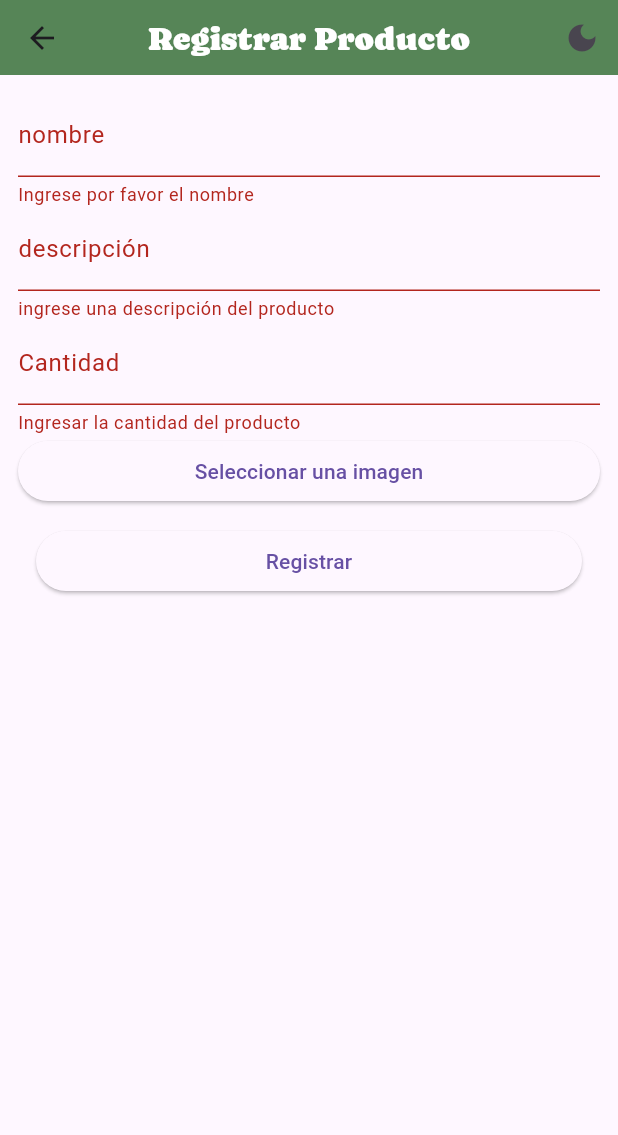
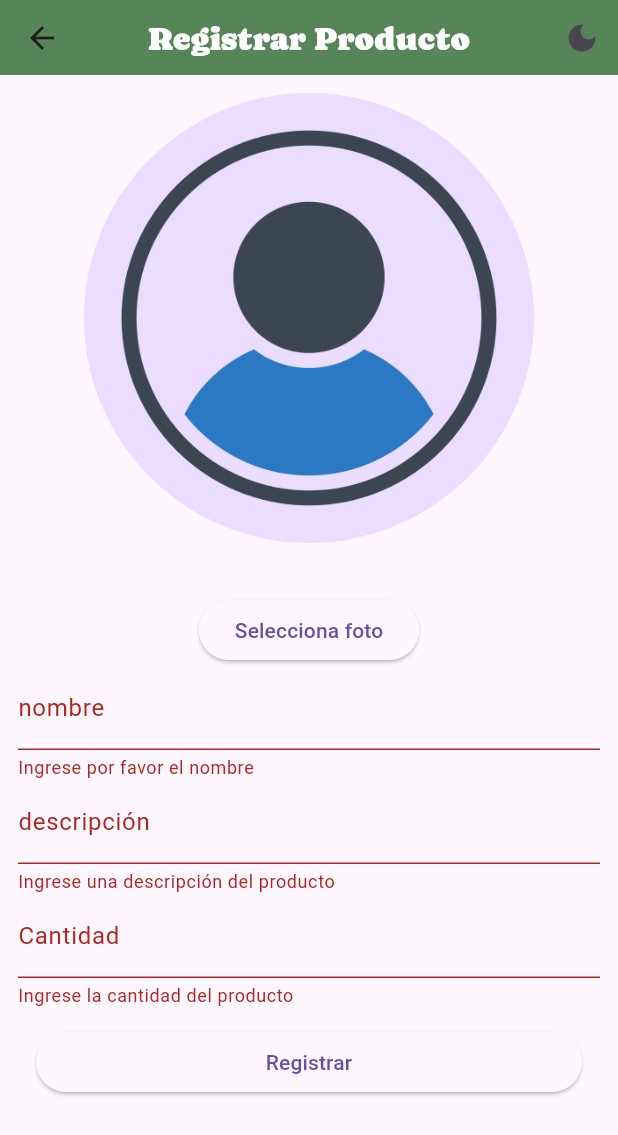
Before and after one commit to SantiSosa02/app_movil, a Flutter app: the ProductoRegistadoScreen screen opened directly, after a tap on "Registrar", on a phone screen of 412 x 824 dp. Shown: the top 1135 px of the screen. Run offline on Flutter 3.47's test engine with Material 2 defaults, Android fonts, the phone set to English and light mode, and no system bars; our stand-ins replace carousel_slider, image_picker; network calls fail.

Commit message:
actualizacion_vista

```diff
--- a/lib/presentation/screens/producto_registrar_screen.dart
+++ b/lib/presentation/screens/producto_registrar_screen.dart
@@ -35,13 +35,55 @@ class _ProductoRegistadoScreenState extends State<ProductoRegistadoScreen> {
   @override
   Widget build(BuildContext context) {
     return Scaffold(
-      appBar: const AppBarMenu(title: 'Registrar Producto'),
+      appBar: const AppBarMenu(
+        title: 'Registrar Producto',
+      ),
       body: Padding(
         padding: const EdgeInsets.all(12.0),
         child: Form(
           key: _formKey,
           child: ListView(
             children: [
+              if (image.isNotEmpty)
+                Column(
+                  children: [
+                    CircleAvatar(
+                      radius: 150,
+                      backgroundImage: Image.network(
+                        image,
+                        width: 300,
+                        height: 300,
+                      ).image,
+                    ),
+                    const SizedBox(
+                      height: 34,
+                    ),
+                    ElevatedButton(
+                      onPressed: _pickImage,
+                      style: ElevatedButton.styleFrom(),
+                      child: const Text('Selecciona foto'),
+                    ),
+                  ],
+                ),
+              if (image.isEmpty)
+                Column(
+                  children: [
+                    CircleAvatar(
+                      radius: 150,
+                      backgroundImage: AssetImage(
+                        "assets/images/avatar.png",
+                      ),
+                    ),
+                    const SizedBox(
+                      height: 34,
+                    ),
+                    ElevatedButton(
+                      onPressed: _pickImage,
+                      style: ElevatedButton.styleFrom(),
+                      child: const Text('Selecciona foto'),
+                    ),
+                  ],
+                ),
               TextFormField(
                 decoration: const InputDecoration(labelText: 'nombre'),
                 controller: _nameController,
@@ -57,7 +99,7 @@ class _ProductoRegistadoScreenState extends State<ProductoRegistadoScreen> {
                 controller: _descriptionController,
                 validator: (value) {
                   if (value == null || value.isEmpty) {
-                    return 'ingrese una descripción del producto';
+                    return 'Ingrese una descripción del producto';
                   }
                   return null;
                 },
@@ -68,15 +110,11 @@ class _ProductoRegistadoScreenState extends State<ProductoRegistadoScreen> {
                 controller: _quiantityController,
                 validator: (value) {
                   if (value == null || value.isEmpty) {
-                    return 'Ingresar la cantidad del producto';
+                    return 'Ingrese la cantidad del producto';
                   }
                   return null;
                 },
               ),
-              ElevatedButton(
-                  onPressed: _pickImage,
-                  child: const Text('Seleccionar una imagen')),
-              if (image.isNotEmpty) Image.network(image),
               Padding(
                 padding: const EdgeInsets.all(12.0),
                 child: ElevatedButton(
@@ -85,23 +123,27 @@ class _ProductoRegistadoScreenState extends State<ProductoRegistadoScreen> {
                       var newProducto = Product(
                         name: _nameController.text,
                         description: _descriptionController.text,
-                            quiantity: double.parse(_quiantityController.text) ?? 0.0,
-                            image: image);
+                        quiantity:
+                            double.parse(_quiantityController.text) ?? 0.0,
+                        image: image,
+                      );
 
                       productos.add(newProducto);
-                        Navigator.push(
+                      Navigator.pushReplacement(
                         context,
                         MaterialPageRoute(
                           builder: (context) => ProductoHomeScreen(),
-                            ));
+                        ),
+                      );
 
                       ScaffoldMessenger.of(context).showSnackBar(
                         const SnackBar(content: Text('Registro seguro')),
                       );
                     }
                   },
-                    child: const Text('Registrar')),
-              )
+                  child: const Text('Registrar'),
+                ),
+              ),
             ],
           ),
         ),
```
Also changed, not shown: lib/dominio/models/producto.dart (+8 -8 lines), lib/presentation/screens/home_screen.dart (+25 -19 lines), lib/presentation/screens/producto_home_screen.dart (+55 -67 lines). Lines whose indentation alone changed are shown as unchanged.
